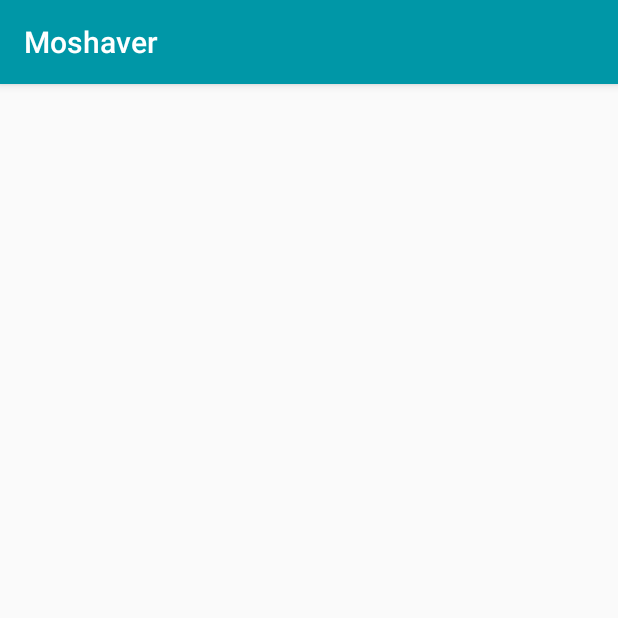
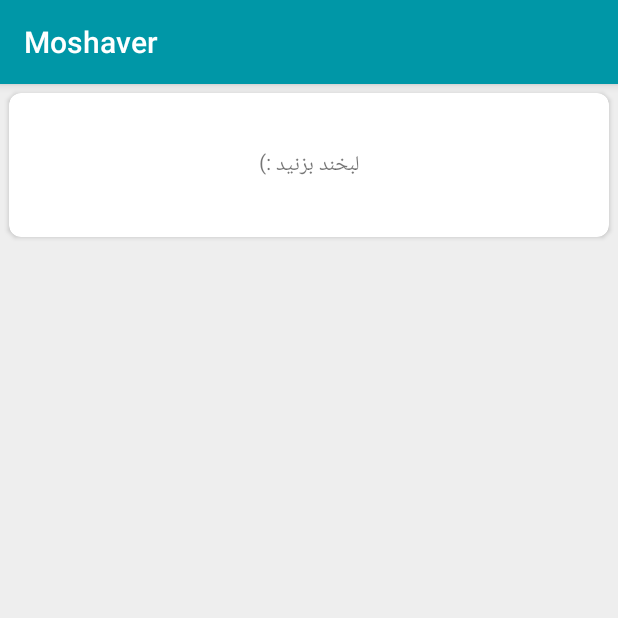
Before and after one commit to Ali3nti/Moshaver, an Android app: the screen it shows after launch (MainActivity), on a phone screen of 412 x 824 dp, the top half of it. Run offline under Robolectric (Android 15) with nearby library versions, the phone set to English and light mode, and no system bars.

Commit message:
Add simple cardview

```diff
--- a/app/src/main/res/layout/activity_main.xml
+++ b/app/src/main/res/layout/activity_main.xml
@@ -5,6 +5,35 @@
     xmlns:tools="http://schemas.android.com/tools"
     android:layout_width="match_parent"
     android:layout_height="match_parent"
+    android:background="@color/colorBackground"
     tools:context=".activity.MainActivity">
 
+    <LinearLayout
+        android:layout_width="match_parent"
+        android:layout_height="match_parent">
+        <android.support.v7.widget.CardView
+            android:layout_width="match_parent"
+            android:layout_height="wrap_content"
+            app:cardCornerRadius="8dp"
+            android:layout_margin="6dp">
+            <LinearLayout
+                android:layout_width="match_parent"
+                android:layout_height="match_parent"
+                android:gravity="center">
+
+                <TextView
+                    android:layout_width="wrap_content"
+                    android:layout_height="wrap_content"
+                    android:text="@string/txt_splash"
+                    android:padding="36dp"/>
+
+
+            </LinearLayout>
+
+
+        </android.support.v7.widget.CardView>
+
+
+    </LinearLayout>
+
 </android.support.constraint.ConstraintLayout>
```
